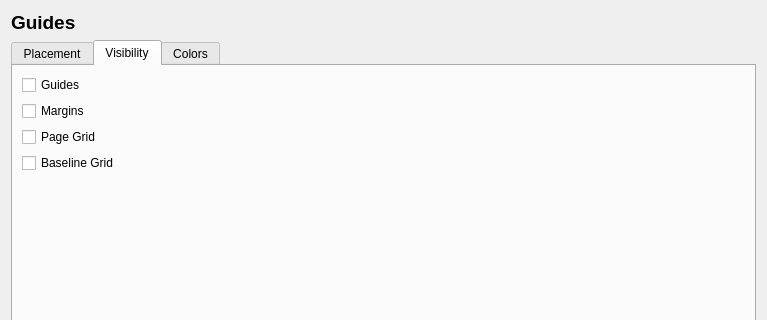
Above: scribus/ui/prefs_guidesbase.ui from scribusproject/scribus before the change; both pictures show x 0 to 767 and y 0 to 320 of the 767 by 603 pixel window. Below: the same form after it.
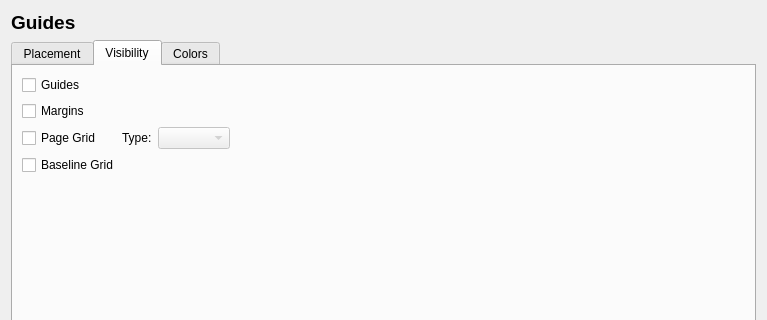
That is the form after the change. The open tabs and pages were chosen to show the change. Custom widgets are drawn as their Qt base class.

Commit message: Fixed Bug 9157: "add new grid option"

Diff of the .ui file:
```diff
--- a/scribus/ui/prefs_guidesbase.ui
+++ b/scribus/ui/prefs_guidesbase.ui
@@ -354,11 +354,61 @@
         </widget>
        </item>
        <item>
-        <widget class="QCheckBox" name="visibilityGridCheckBox">
-         <property name="text">
-          <string>Page Grid</string>
-         </property>
-        </widget>
+        <layout class="QHBoxLayout" name="horizontalLayout_3">
+         <item>
+          <widget class="QCheckBox" name="visibilityGridCheckBox">
+           <property name="text">
+            <string>Page Grid</string>
+           </property>
+          </widget>
+         </item>
+         <item>
+          <spacer name="horizontalSpacer_4">
+           <property name="orientation">
+            <enum>Qt::Horizontal</enum>
+           </property>
+           <property name="sizeType">
+            <enum>QSizePolicy::Fixed</enum>
+           </property>
+           <property name="sizeHint" stdset="0">
+            <size>
+             <width>15</width>
+             <height>5</height>
+            </size>
+           </property>
+          </spacer>
+         </item>
+         <item>
+          <widget class="QLabel" name="label_8">
+           <property name="text">
+            <string>Type:</string>
+           </property>
+          </widget>
+         </item>
+         <item>
+          <widget class="QComboBox" name="gridTypeCombo">
+           <property name="enabled">
+            <bool>false</bool>
+           </property>
+           <property name="frame">
+            <bool>true</bool>
+           </property>
+          </widget>
+         </item>
+         <item>
+          <spacer name="horizontalSpacer_3">
+           <property name="orientation">
+            <enum>Qt::Horizontal</enum>
+           </property>
+           <property name="sizeHint" stdset="0">
+            <size>
+             <width>40</width>
+             <height>20</height>
+            </size>
+           </property>
+          </spacer>
+         </item>
+        </layout>
        </item>
        <item>
         <widget class="QCheckBox" name="visibilityBaselineGridCheckBox">
```
The commit also changes 11 other files.
